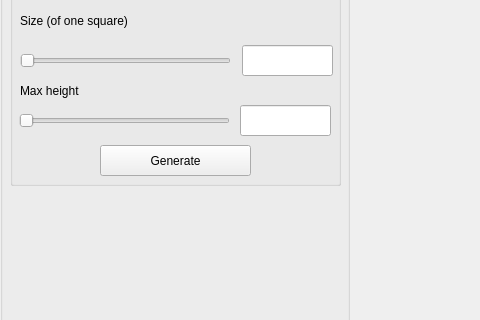
The window that AppTinyMesh/UI/interface.ui (Spaicat/M1-S7-MeshVisualization) describes before a commit, drawn with Qt 5; both pictures show x 0 to 480 and y 354 to 674 of the 1200 by 1000 pixel window.
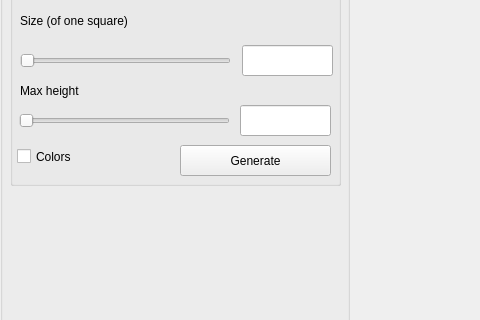
The same window after the commit.

Commit message: HeightField : CheckBox "with colors"

What changed in the file:
```diff
--- a/AppTinyMesh/UI/interface.ui
+++ b/AppTinyMesh/UI/interface.ui
@@ -309,7 +309,7 @@
        <widget class="QPushButton" name="generateBtn">
         <property name="geometry">
          <rect>
-          <x>90</x>
+          <x>170</x>
           <y>210</y>
           <width>151</width>
           <height>31</height>
@@ -403,6 +403,19 @@
          <enum>Qt::Horizontal</enum>
         </property>
        </widget>
+       <widget class="QCheckBox" name="withColors">
+        <property name="geometry">
+         <rect>
+          <x>7</x>
+          <y>211</y>
+          <width>111</width>
+          <height>21</height>
+         </rect>
+        </property>
+        <property name="text">
+         <string>Colors</string>
+        </property>
+       </widget>
       </widget>
      </widget>
     </item>
```
The commit also changes 4 other files.
